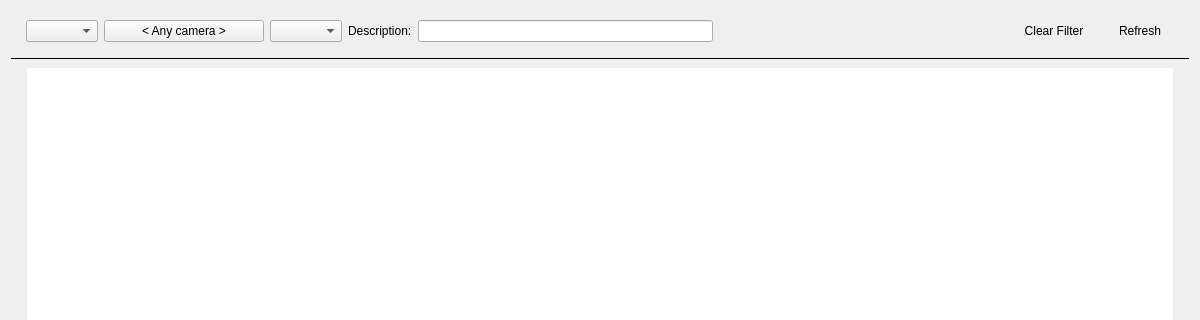
Above: vms/client/nx_vms_client_desktop/src/ui/dialogs/event_log_dialog.ui from networkoptix/nx_open before the change; both pictures show x 0 to 1200 and y 0 to 320 of the 1200 by 642 pixel window. Below: the same form after it.
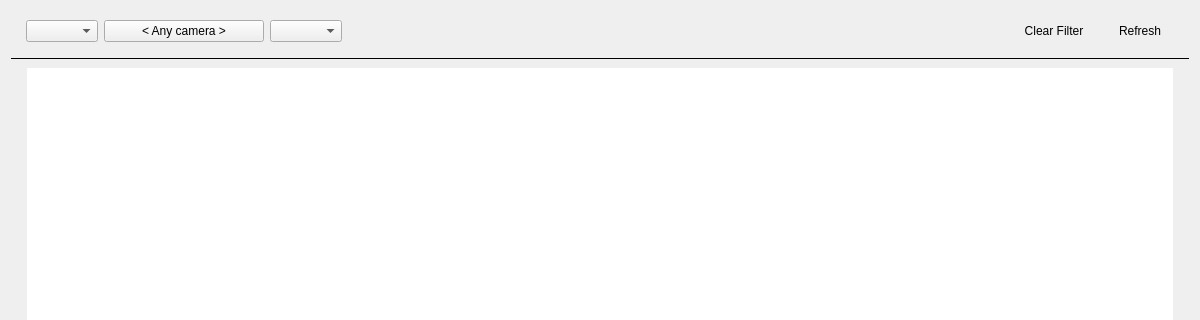
That is the form after the change. Custom widgets are drawn as their Qt base class.

Commit message:
VMS-15152: Visual tuning of the text search in the Event Log dialog
Branch: vms_4.1

```diff
--- a/vms/client/nx_vms_client_desktop/src/ui/dialogs/event_log_dialog.ui
+++ b/vms/client/nx_vms_client_desktop/src/ui/dialogs/event_log_dialog.ui
@@ -16,7 +16,7 @@
   <layout class="QVBoxLayout" name="verticalLayout" stretch="0,0,1,0,0">
    <item>
     <widget class="nx::vms::client::desktop::Panel" name="widget" native="true">
-     <layout class="QHBoxLayout" name="panelLayout">
+     <layout class="QHBoxLayout" name="panelLayout" stretch="0,0,0,0,1,0,0">
       <item>
        <widget class="QnDateRangeWidget" name="dateRangeWidget" native="true"/>
       </item>
@@ -54,27 +54,14 @@
        </widget>
       </item>
       <item>
-       <widget class="QLabel" name="label">
-        <property name="text">
-         <string>Description:</string>
-        </property>
-       </widget>
-      </item>
-      <item>
-       <widget class="QLineEdit" name="textFilter"/>
-      </item>
-      <item>
-       <spacer name="horizontalSpacer_2">
-        <property name="orientation">
-         <enum>Qt::Horizontal</enum>
-        </property>
-        <property name="sizeHint" stdset="0">
+       <widget class="nx::vms::client::desktop::SearchLineEdit" name="textSearchLineEdit" native="true">
+        <property name="minimumSize">
          <size>
-          <width>20</width>
-          <height>20</height>
+          <width>200</width>
+          <height>0</height>
          </size>
         </property>
-       </spacer>
+       </widget>
       </item>
       <item>
        <widget class="QPushButton" name="clearFilterButton">
@@ -289,6 +276,12 @@
    <extends>QComboBox</extends>
    <header location="global">ui/widgets/common/tree_combo_box.h</header>
   </customwidget>
+  <customwidget>
+   <class>nx::vms::client::desktop::SearchLineEdit</class>
+   <extends>QWidget</extends>
+   <header location="global">nx/vms/client/desktop/common/widgets/search_line_edit.h</header>
+   <container>1</container>
+  </customwidget>
  </customwidgets>
  <resources/>
  <connections/>
```
The commit also changes 2 other files.
